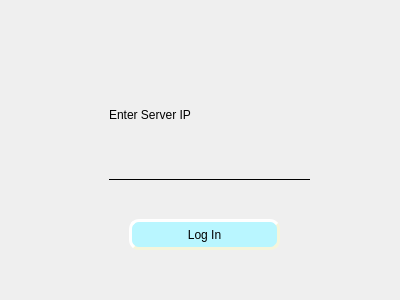
Before: the Qt Designer form server_login.ui in devashishpan/Chat_Server, drawn with Qt 5.
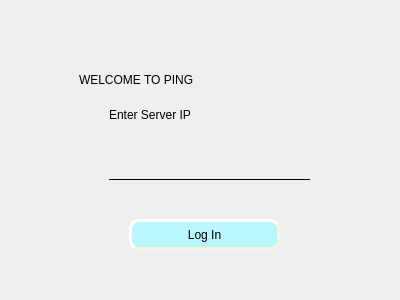
After: the same form once the commit is applied.

What changed in the file:
```diff
--- a/server_login.ui
+++ b/server_login.ui
@@ -103,6 +103,24 @@
      <string/>
     </property>
    </widget>
+   <widget class="QLabel" name="label">
+    <property name="geometry">
+     <rect>
+      <x>80</x>
+      <y>60</y>
+      <width>271</width>
+      <height>41</height>
+     </rect>
+    </property>
+    <property name="styleSheet">
+     <string notr="true">
+font: 75 20pt &quot;MS Serif&quot;;
+color: black;</string>
+    </property>
+    <property name="text">
+     <string>WELCOME TO PING</string>
+    </property>
+   </widget>
   </widget>
  </widget>
  <resources/>
```
